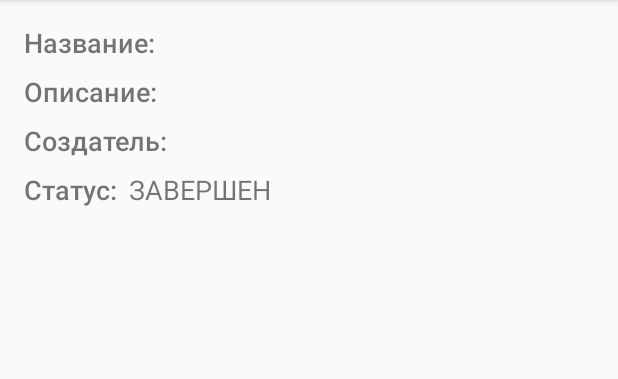
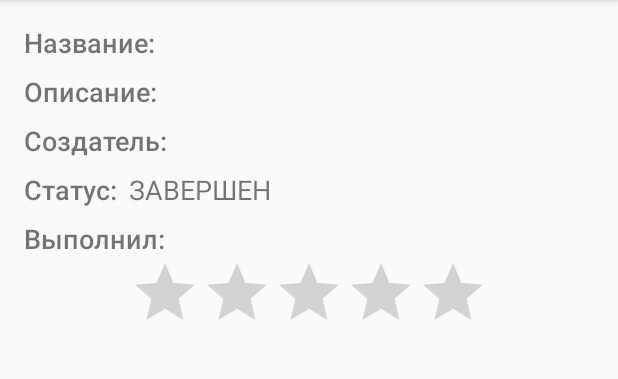
Before and after one commit to adillex/mHelper, an Android app: the EventShowActivity screen opened directly, with no data from a screen before it, on a phone screen of 412 x 824 dp, the part 84-463 px from its top. Run offline under Robolectric (Android 15) with nearby library versions, the phone set to English and light mode, and no system bars; our stand-ins replace Firebase (no records; nobody signed in at launch, a user with empty details on screens opened directly), data binding; 1 statement that could not run was skipped.

Commit message:
new working

```diff
--- a/app/src/main/AndroidManifest.xml
+++ b/app/src/main/AndroidManifest.xml
@@ -22,7 +22,8 @@
         android:roundIcon="@mipmap/ic_launcher_round"
         android:supportsRtl="true"
         android:theme="@style/AppTheme">
-        <activity android:name=".RaitingBarActivity"></activity>
+        <activity android:name=".HelpMapActivity"></activity>
+        <activity android:name=".RaitingBarActivity" />
         <activity android:name=".EventShowActivity" />
         <activity android:name=".recyclerViewActivity" />
 
--- a/app/src/main/java/com/adillex/mhelper/Event.kt
+++ b/app/src/main/java/com/adillex/mhelper/Event.kt
@@ -14,5 +14,5 @@ class Event: Serializable {
     var usermail: String? = null
     var userId: String? = null
     var eventId: String? = null
-    var star: Int? = null
+    var star: Float? = null
 }
--- a/app/src/main/java/com/adillex/mhelper/EventShowActivity.kt
+++ b/app/src/main/java/com/adillex/mhelper/EventShowActivity.kt
@@ -83,7 +83,7 @@ class EventShowActivity : AppCompatActivity() {
 //                            numArray = myRefUser?.child(mAuth?.uid!!)?.child("stars") as Array<Int>
 //                        }
                         val intent = Intent(this@EventShowActivity, RaitingBarActivity::class.java)
-                        intent.putExtra("eventid", eventId)
+                        intent.putExtra("event", event)
                         startActivity(intent)
                         finish()
                     }
@@ -92,6 +92,22 @@ class EventShowActivity : AppCompatActivity() {
                     binding?.headerWorkingStatus?.text = "завершен"
                     binding?.klick?.visibility = View.GONE
                     binding?.klickOut?.visibility = View.GONE
+                    binding?.ratingBar?.visibility = View.VISIBLE
+                    event?.star?.let {star->
+                        binding?.ratingBar?.rating = star
+                    }
+                    binding?.LinearResponded?.visibility = View.VISIBLE
+                    myRefUser?.child(event?.responds!!)?.addListenerForSingleValueEvent(object: ValueEventListener{
+                        override fun onCancelled(p0: DatabaseError) {
+
+                        }
+
+                        override fun onDataChange(p0: DataSnapshot) {
+                            val user = p0.getValue(User::class.java)
+                            binding?.headerResponded?.text = user?.name
+                        }
+                    })
+
                 }
             }
 
--- a/app/src/main/res/layout/activity_event_show.xml
+++ b/app/src/main/res/layout/activity_event_show.xml
@@ -109,6 +109,41 @@
         </LinearLayout>
 
         <LinearLayout
+            android:id="@+id/LinearResponded"
+            android:visibility="gone"
+            android:layout_width="match_parent"
+            android:layout_height="wrap_content"
+            android:layout_marginTop="8dp"
+            android:orientation="horizontal">
+
+            <TextView
+                android:layout_width="wrap_content"
+                android:layout_height="wrap_content"
+                android:fontFamily="sans-serif-medium"
+                android:text="Выполнил:"
+                android:textSize="18sp" />
+
+            <TextView
+                android:id="@+id/headerResponded"
+                android:layout_width="wrap_content"
+                android:layout_height="wrap_content"
+                android:layout_marginStart="8dp"
+                android:textAllCaps="true"
+                android:textSize="18sp"
+                tools:text="test" />
+
+        </LinearLayout>
+
+
+        <RatingBar
+            android:id="@+id/ratingBar"
+            android:layout_width="wrap_content"
+            android:layout_height="wrap_content"
+            android:layout_gravity="center"
+            android:isIndicator="true"
+            android:visibility="gone" />
+
+        <LinearLayout
             android:layout_width="match_parent"
             android:layout_height="match_parent"
             android:layout_gravity="bottom"
```
Also changed, not shown: app/src/main/java/com/adillex/mhelper/HelpMapActivity.kt (added, +12 -0 lines), app/src/main/java/com/adillex/mhelper/RaitingBarActivity.kt (+11 -17 lines), app/src/main/res/layout/activity_help_map.xml (added, +16 -0 lines).
